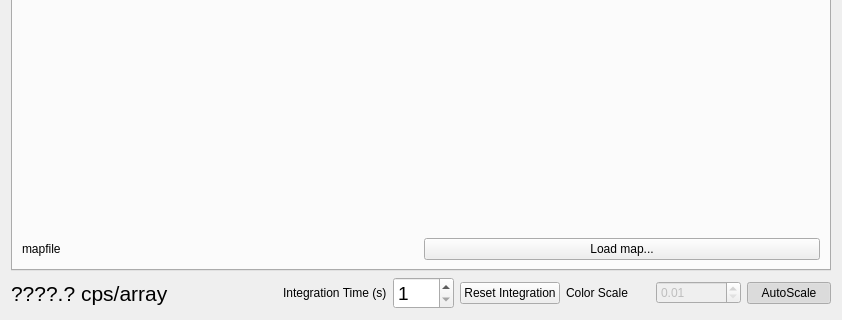
Old version of the form observe.ui in the repository usnistgov/dastardcommander; both pictures show x 0 to 842 and y 165 to 485 of the 842 by 485 pixel window.
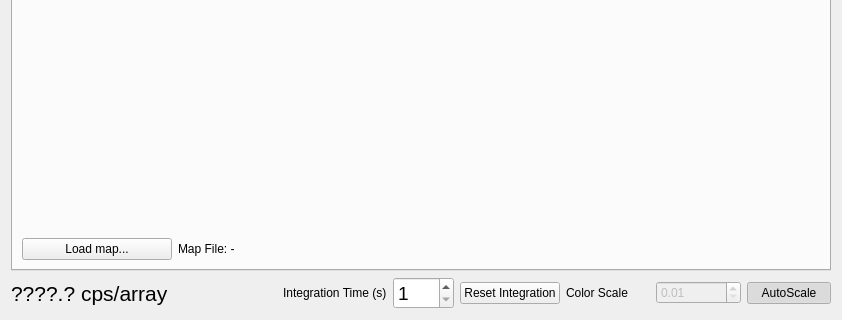
New version of the form. The open tabs and pages were chosen to show the change.

Commit message:
QFileDialog to query what map file to load
Only works when dastard is on localhost.

```diff
--- a/observe.ui
+++ b/observe.ui
@@ -50,20 +50,26 @@
          </item>
          <item>
           <layout class="QHBoxLayout" name="horizontalLayout_4">
-           <item>
-            <widget class="QLabel" name="mapFileLabel">
-             <property name="text">
-              <string>mapfile</string>
-             </property>
-            </widget>
-           </item>
            <item>
             <widget class="QPushButton" name="mapLoadButton">
+             <property name="maximumSize">
+              <size>
+               <width>150</width>
+               <height>16777215</height>
+              </size>
+             </property>
              <property name="text">
               <string>Load map...</string>
              </property>
             </widget>
            </item>
+           <item>
+            <widget class="QLabel" name="mapFileLabel">
+             <property name="text">
+              <string>Map File: -</string>
+             </property>
+            </widget>
+           </item>
           </layout>
          </item>
         </layout>
```
Left out of the diff: 2 changed lines with no effect on the pictures. The commit also changes 2 other files.
